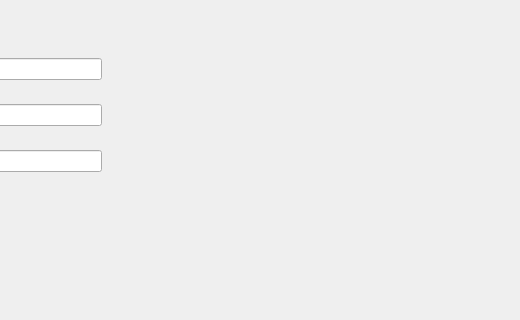
Above: PyQtTraining/UI/validationwindow.ui from mwycombe/PyQtTraining before the change; both pictures show x 280 to 800 and y 0 to 320 of the 800 by 600 pixel window. Below: the same form after it.
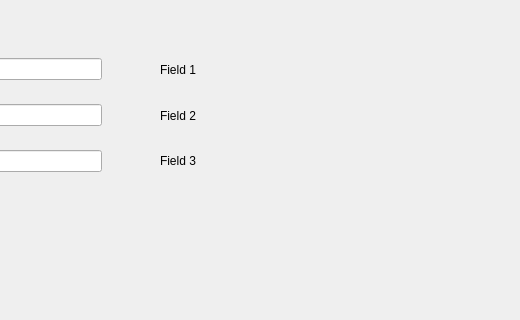
That is the form after the change.

```diff
--- a/PyQtTraining/UI/validationwindow.ui
+++ b/PyQtTraining/UI/validationwindow.ui
@@ -101,6 +101,39 @@
      </item>
     </layout>
    </widget>
+   <widget class="QWidget" name="">
+    <property name="geometry">
+     <rect>
+      <x>440</x>
+      <y>50</y>
+      <width>161</width>
+      <height>131</height>
+     </rect>
+    </property>
+    <layout class="QVBoxLayout" name="verticalLayout_4">
+     <item>
+      <widget class="QLabel" name="lb_f1">
+       <property name="text">
+        <string>Field 1</string>
+       </property>
+      </widget>
+     </item>
+     <item>
+      <widget class="QLabel" name="lb_f2">
+       <property name="text">
+        <string>Field 2</string>
+       </property>
+      </widget>
+     </item>
+     <item>
+      <widget class="QLabel" name="lb_f3">
+       <property name="text">
+        <string>Field 3</string>
+       </property>
+      </widget>
+     </item>
+    </layout>
+   </widget>
   </widget>
   <widget class="QMenuBar" name="menubar">
    <property name="geometry">
```
